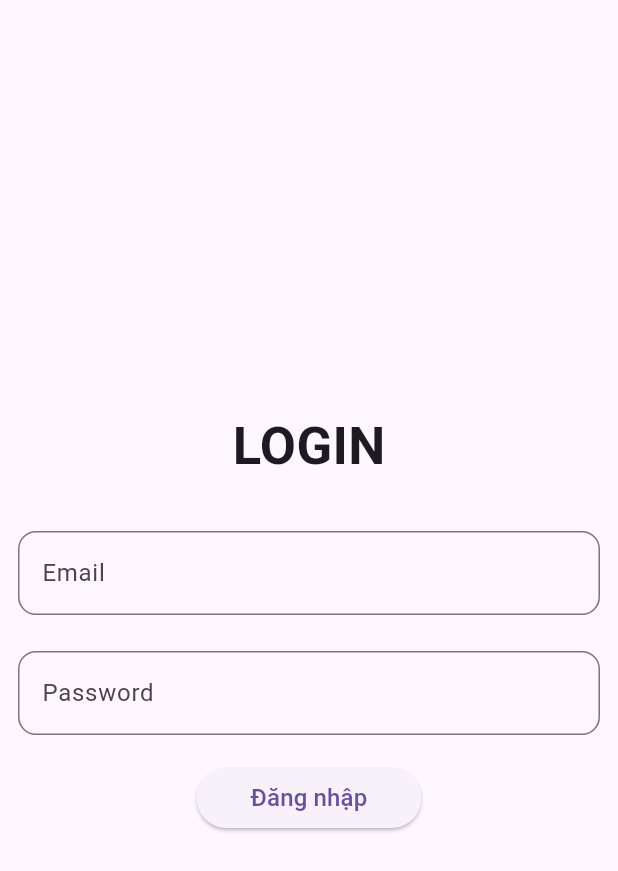
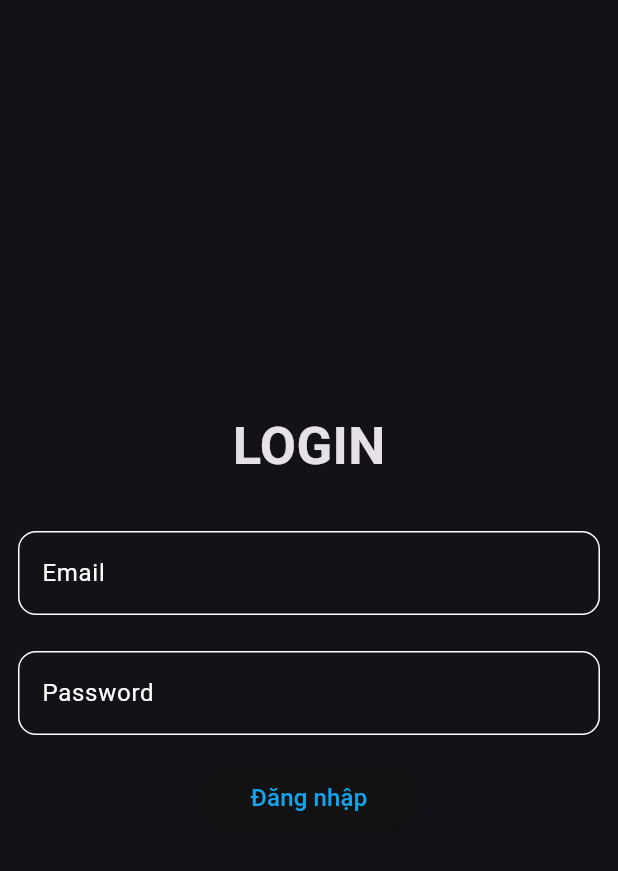
Before and after one commit to haikente/mvvm_review_code, a Flutter app: the screen it shows after launch, on a phone screen of 412 x 824 dp. Shown: the top 871 px of the screen. Run offline on Flutter 3.47's test engine with Material 3 defaults, Android fonts, the phone set to English and light mode, and no system bars; our stand-ins replace firebase_auth, firebase_core; accounts and stored records are empty.

Commit message:
update main

```diff
--- a/lib/main.dart
+++ b/lib/main.dart
@@ -38,8 +38,12 @@ class MyApp extends StatelessWidget {
 
     return MaterialApp(
       debugShowCheckedModeBanner: false,
-      theme: ThemeData(
-        primarySwatch: Colors.blue,
+      theme: ThemeData.dark(useMaterial3: true).copyWith(
+        colorScheme: const ColorScheme.dark(
+           primary: Color(0xFF13A4EC),
+          background: Color(0xFF101C22),
+        )
+
       ),
       home: const Splash(),
     );
```
